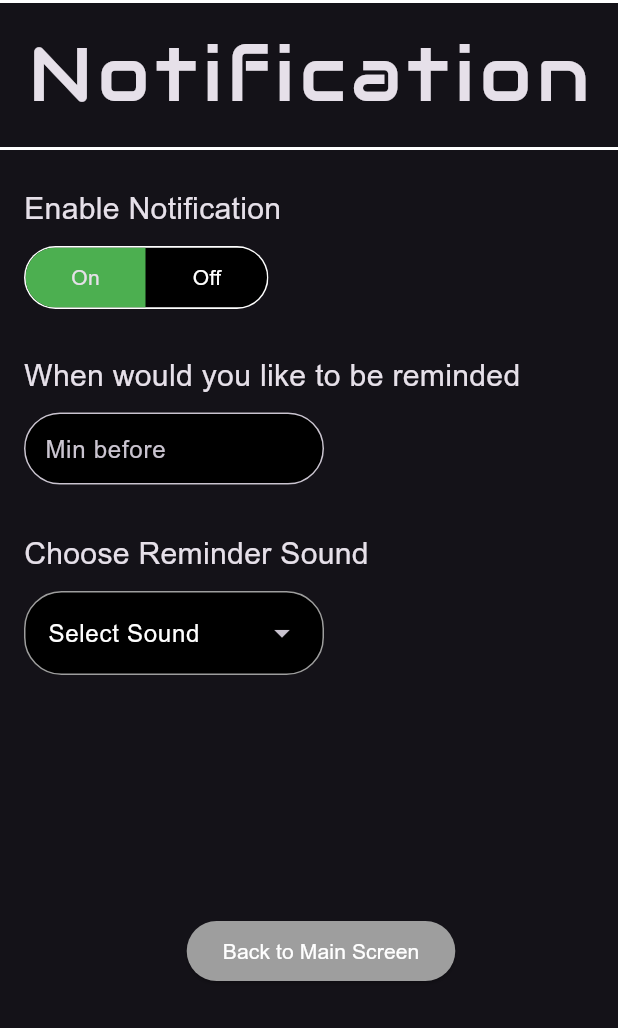
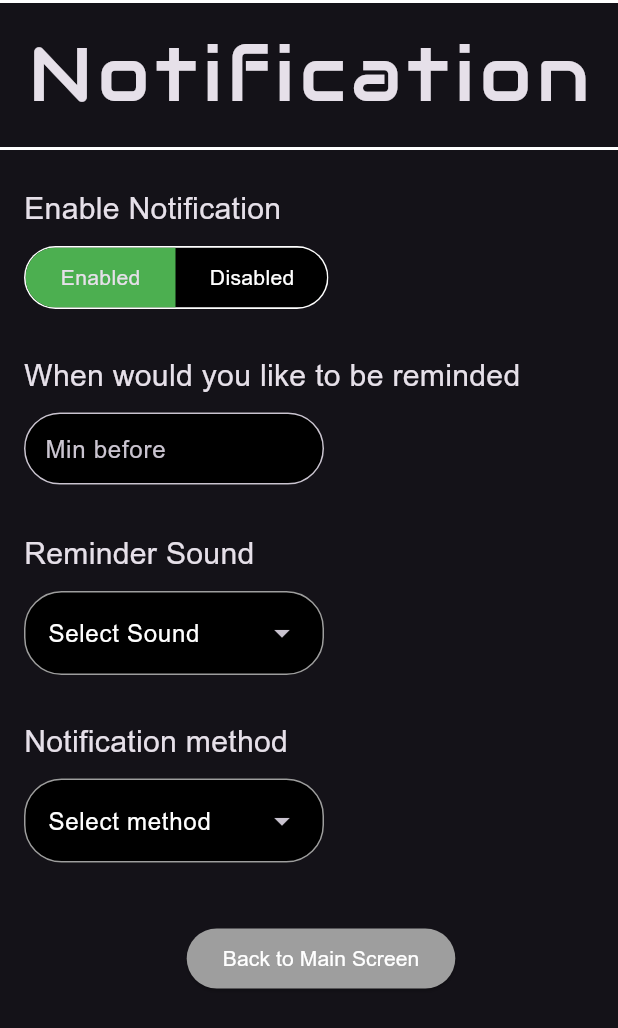
Before and after one commit to fabianStro/Project_ATVPG, a Flutter app: the NotificationWidget screen opened by its route, on a phone screen of 412 x 824 dp. Shown: the top 1028 px of the screen. Run offline on Flutter 3.47's test engine with Material 3 defaults, Android fonts, the light colour scheme and no system bars; drawn by our look-alikes of toggle_switch; our stand-ins replace firebase_core, supabase_flutter; accounts and stored records are empty.

Commit message:
login: User LoginWithPassword Supabase registry: User Registry Supabase notifivation: Enable/ Disable Function profile: Supabse in work, updated

```diff
--- a/lib/notification.dart
+++ b/lib/notification.dart
@@ -9,7 +9,11 @@ class NotificationWidget extends StatefulWidget {
 }
 
 class _NotificationWidgetState extends State<NotificationWidget> {
-  //String selectedValue = 'Option 1';
+  final TextEditingController _minBeforeController = TextEditingController();
+  final TextEditingController _reminderSoundController = TextEditingController();
+  final TextEditingController _notificationMethodController = TextEditingController();
+
+  bool activeNotification = false;
 
   @override
   Widget build(BuildContext context) {
@@ -25,7 +29,8 @@ class _NotificationWidgetState extends State<NotificationWidget> {
           centerTitle: true,
           title: Text('Notification', style: TextStyle(fontSize: 50.0, letterSpacing: 4.0, fontFamily: 'Audiowide')),
         ), // AppBar
-        body: Padding(
+        body: SingleChildScrollView(
+          child: Padding(
             padding: const EdgeInsets.only(top: 25.0, left: 16.0),
             child: Column(
               mainAxisAlignment: MainAxisAlignment.start,
@@ -34,7 +39,9 @@ class _NotificationWidgetState extends State<NotificationWidget> {
                 Text('Enable Notification', style: TextStyle(fontSize: 20.0, fontFamily: 'Arial')),
                 SizedBox(height: 10.0),
                 ToggleSwitch(
-                customWidths: [80.0, 80.0],
+                  initialLabelIndex: activeNotification ? 1 : 0,
+                  centerText: true,
+                  customWidths: [100.0, 100.0],
                   cornerRadius: 20.0,
                   borderColor: [Colors.white],
                   borderWidth: 1.0,
@@ -46,18 +53,24 @@ class _NotificationWidgetState extends State<NotificationWidget> {
                   inactiveBgColor: Colors.black,
                   inactiveFgColor: Colors.white,
                   totalSwitches: 2,
-                labels: ['On', 'Off'],
+                  labels: ['Enabled', 'Disabled'],
                   onToggle: (index) {
-                  //print('switched to: $index');
+                    setState(() {
+                      // index == 0 -> 'Enabled', index == 1 -> 'Disabled'
+                      activeNotification = (index == 1);
+                    });
                   },
                 ), // ToggleSwitch
                 SizedBox(height: 30.0),
+                if (!activeNotification)
                   Text('When would you like to be reminded', style: TextStyle(fontSize: 20.0, fontFamily: 'Arial')),
                 SizedBox(height: 10.0),
+                if (!activeNotification)
                   SizedBox(
                     height: 50.0,
                     width: 200.0,
                     child: TextField(
+                      controller: _minBeforeController,
                       obscureText: false,
                       decoration: InputDecoration(
                         contentPadding: EdgeInsets.all(10.0),
@@ -69,9 +82,11 @@ class _NotificationWidgetState extends State<NotificationWidget> {
                     ), // TextField
                   ), // SizedBox
                 SizedBox(height: 30.0),
-              Text('Choose Reminder Sound', style: TextStyle(fontSize: 20.0, fontFamily: 'Arial')),
+                if (!activeNotification) Text('Reminder Sound', style: TextStyle(fontSize: 20.0, fontFamily: 'Arial')),
                 SizedBox(height: 10.0),
+                if (!activeNotification)
                   DropdownMenu<String>(
+                    controller: _reminderSoundController,
                     label: Text(
                       'Select Sound',
                       style: TextStyle(color: Colors.white, fontFamily: 'Arial'),
@@ -100,15 +115,58 @@ class _NotificationWidgetState extends State<NotificationWidget> {
                       ), // OutlineInputBorder
                     ), // InputDecorationTheme
                     dropdownMenuEntries: const [
-                  DropdownMenuEntry(value: "none", label: "System Default"),
-                  DropdownMenuEntry(value: "blob", label: "Blob"),
-                  DropdownMenuEntry(value: "swoosh", label: "Swoosh"),
-                  DropdownMenuEntry(value: "crystal", label: "Crystal"),
-                  DropdownMenuEntry(value: "bFrog", label: "Bull Frog"),
-                  DropdownMenuEntry(value: "digital", label: "Digital"),
+                      DropdownMenuEntry(value: 'none', label: 'System Default'),
+                      DropdownMenuEntry(value: 'blob', label: 'Blob'),
+                      DropdownMenuEntry(value: 'swoosh', label: 'Swoosh'),
+                      DropdownMenuEntry(value: 'crystal', label: 'Crystal'),
+                      DropdownMenuEntry(value: 'bFrog', label: 'Bull Frog'),
+                      DropdownMenuEntry(value: 'digital', label: 'Digital'),
                     ],
-              ),
-              SizedBox(height: 160.0),
+                  ), // DropdownMenu
+                SizedBox(height: 30.0),
+                if (!activeNotification)
+                  Text('Notification method', style: TextStyle(fontSize: 20.0, fontFamily: 'Arial')),
+                SizedBox(height: 10.0),
+                if (!activeNotification)
+                  DropdownMenu<String>(
+                    controller: _notificationMethodController,
+                    label: Text(
+                      'Select method',
+                      style: TextStyle(color: Colors.white, fontFamily: 'Arial'),
+                    ), // Text
+                    width: 200,
+                    menuStyle: MenuStyle(
+                      backgroundColor: WidgetStatePropertyAll(Colors.black),
+                      shape: WidgetStatePropertyAll(
+                        RoundedRectangleBorder(borderRadius: BorderRadius.circular(25)), // RoundedRectangleBorder
+                      ), // WidgetStatePropertyAll
+                    ), // MenuStyle
+                    inputDecorationTheme: InputDecorationTheme(
+                      filled: true,
+                      fillColor: Colors.black,
+                      border: OutlineInputBorder(
+                        borderRadius: BorderRadius.circular(25),
+                        borderSide: BorderSide(color: Colors.grey),
+                      ), // OutlineInputBorder
+                      enabledBorder: OutlineInputBorder(
+                        borderRadius: BorderRadius.circular(25),
+                        borderSide: BorderSide(color: Colors.grey),
+                      ), // OutlineInputBorder
+                      focusedBorder: OutlineInputBorder(
+                        borderRadius: BorderRadius.circular(25),
+                        borderSide: BorderSide(color: Colors.blue, width: 2),
+                      ), // OutlineInputBorder
+                    ), // InputDecorationTheme
+                    dropdownMenuEntries: const [
+                      //DropdownMenuEntry(value: 'none', label: 'System Default'),
+                      DropdownMenuEntry(value: 'push', label: 'Push Notification'),
+                      DropdownMenuEntry(value: 'mail', label: 'Mail Notification'),
+                      DropdownMenuEntry(value: 'sms', label: 'SMS Notification'),
+                      /* DropdownMenuEntry(value: 'bFrog', label: 'Bull Frog'),
+                    DropdownMenuEntry(value: 'digital', label: 'Digital'), */
+                    ],
+                  ), // DropdownMenu
+                SizedBox(height: 40.0),
                 Center(
                   child: Column(
                     children: [
@@ -130,8 +188,10 @@ class _NotificationWidgetState extends State<NotificationWidget> {
                     ],
                   ), // Column
                 ), // Center
+                SizedBox(height: 20.0),
               ],
             ), // Column
+          ),
         ), // Padding
       ), // Scaffold
     ); // SafeArea
```
Also changed, not shown: lib/login.dart (+11 -35 lines), lib/profile.dart (+11 -5 lines), lib/registry.dart (+22 -6 lines). Lines whose indentation alone changed are shown as unchanged.
